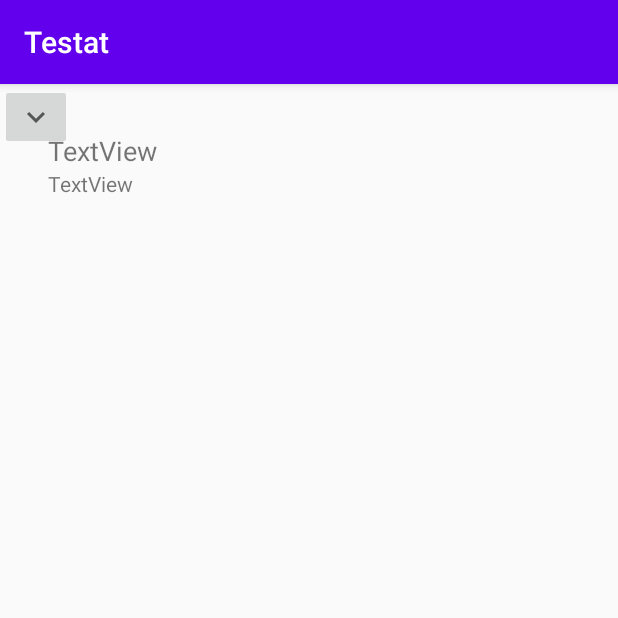
After one commit to themha/MGE-Project, an Android app: the FeedDetailActivity screen opened directly, with no data from a screen before it, on a phone screen of 412 x 824 dp, the top half of it. The commit adds this screen. Run offline under Robolectric (Android 15) with nearby library versions, the phone set to English and light mode, and no system bars; 4 statements that could not run were skipped.

Commit message:
activity FeedDetailActivity created and integrated

```diff
--- a/app/src/main/AndroidManifest.xml
+++ b/app/src/main/AndroidManifest.xml
@@ -9,7 +9,8 @@
         android:roundIcon="@mipmap/ic_launcher_round"
         android:supportsRtl="true"
         android:theme="@style/AppTheme">
-        <activity android:name=".activities.FeedActivity"></activity>
+        <activity android:name=".activities.FeedDetailActivity"></activity>
+        <activity android:name=".activities.FeedActivity" />
         <activity android:name=".activities.MainActivity">
             <intent-filter>
                 <action android:name="android.intent.action.MAIN" />
--- /dev/null
+++ b/app/src/main/java/com/ost/rj/mge/testat/activities/FeedDetailActivity.kt
@@ -0,0 +1,42 @@
+package com.ost.rj.mge.testat.activities
+
+import android.content.Context
+import android.content.Intent
+import android.os.Bundle
+import android.widget.Button
+import android.widget.TextView
+import androidx.appcompat.app.AppCompatActivity
+import com.ost.rj.mge.testat.R
+import com.ost.rj.mge.testat.model.Idea
+
+class FeedDetailActivity : AppCompatActivity() {
+
+    private lateinit var title : String
+    private lateinit var tags : String
+
+    companion object {
+        private const val FEED_IDEA_TITLE = "title"
+        private const val FEED_IDEA_TAGS = "tags"
+
+        fun createIntent(context: Context, title : String, tags : String) : Intent {
+            val intent : Intent = Intent(context, FeedDetailActivity::class.java)
+            intent.putExtra(FEED_IDEA_TITLE, title)
+            intent.putExtra(FEED_IDEA_TAGS, tags)
+            return intent
+        }
+    }
+
+    override fun onCreate(savedInstanceState: Bundle?) {
+        super.onCreate(savedInstanceState)
+        setContentView(R.layout.activity_feed_detail)
+
+        title = intent.getStringExtra(FEED_IDEA_TITLE)!!
+        tags = intent.getStringExtra(FEED_IDEA_TAGS)!!
+
+        val titleTestView : TextView = findViewById<Button>(R.id.test_title)
+        titleTestView.text = title
+        val tagsTestView : TextView = findViewById<Button>(R.id.test_tags)
+        tagsTestView.text = tags
+
+    }
+}
--- a/app/src/main/java/com/ost/rj/mge/testat/activities/MainActivity.kt
+++ b/app/src/main/java/com/ost/rj/mge/testat/activities/MainActivity.kt
@@ -17,11 +17,11 @@ class MainActivity : AppCompatActivity() {
 
         val feedTestButton : Button = findViewById<Button>(R.id.button_test_to_feed)
         feedTestButton.setOnClickListener {
-            showFeedActivity()
+            buildFeedActivity()
         }
     }
 
-    private fun showFeedActivity(){
+    private fun buildFeedActivity(){
         val feedActivityIntent : Intent = FeedActivity.createIntent(this)
         startActivity(feedActivityIntent)
     }
--- /dev/null
+++ b/app/src/main/res/layout/activity_feed_detail.xml
@@ -0,0 +1,46 @@
+<?xml version="1.0" encoding="utf-8"?>
+<androidx.constraintlayout.widget.ConstraintLayout xmlns:android="http://schemas.android.com/apk/res/android"
+    xmlns:app="http://schemas.android.com/apk/res-auto"
+    xmlns:tools="http://schemas.android.com/tools"
+    android:layout_width="match_parent"
+    android:layout_height="match_parent"
+    tools:context=".activities.FeedDetailActivity">
+
+    <TextView
+        android:id="@+id/test_title"
+        android:layout_width="wrap_content"
+        android:layout_height="wrap_content"
+        android:layout_marginStart="32dp"
+        android:layout_marginTop="32dp"
+        android:text="TextView"
+        android:textSize="18sp"
+        app:layout_constraintStart_toStartOf="parent"
+        app:layout_constraintTop_toTopOf="parent" />
+
+    <TextView
+        android:id="@+id/test_tags"
+        android:layout_width="wrap_content"
+        android:layout_height="wrap_content"
+        android:layout_marginStart="32dp"
+        android:text="TextView"
+        android:textSize="14sp"
+        app:layout_constraintStart_toStartOf="parent"
+        app:layout_constraintTop_toBottomOf="@+id/test_title" />
+
+    <ImageButton
+        android:id="@+id/imageButton"
+        android:layout_width="wrap_content"
+        android:layout_height="wrap_content"
+        app:srcCompat="@drawable/ic_baseline_keyboard_arrow_up_24"
+        tools:layout_editor_absoluteX="225dp"
+        tools:layout_editor_absoluteY="88dp" />
+
+    <ImageButton
+        android:id="@+id/imageButton2"
+        android:layout_width="wrap_content"
+        android:layout_height="wrap_content"
+        app:srcCompat="@drawable/ic_baseline_keyboard_arrow_down_24"
+        tools:layout_editor_absoluteX="220dp"
+        tools:layout_editor_absoluteY="158dp" />
+
+</androidx.constraintlayout.widget.ConstraintLayout>
```
Also changed, not shown: app/src/main/java/com/ost/rj/mge/testat/activities/FeedActivity.kt (+10 -0 lines), app/src/main/java/com/ost/rj/mge/testat/adapter/IdeaAdapter.kt (+10 -2 lines), app/src/main/java/com/ost/rj/mge/testat/adapter/IdeaViewHolder.kt (+49 -1 lines).
